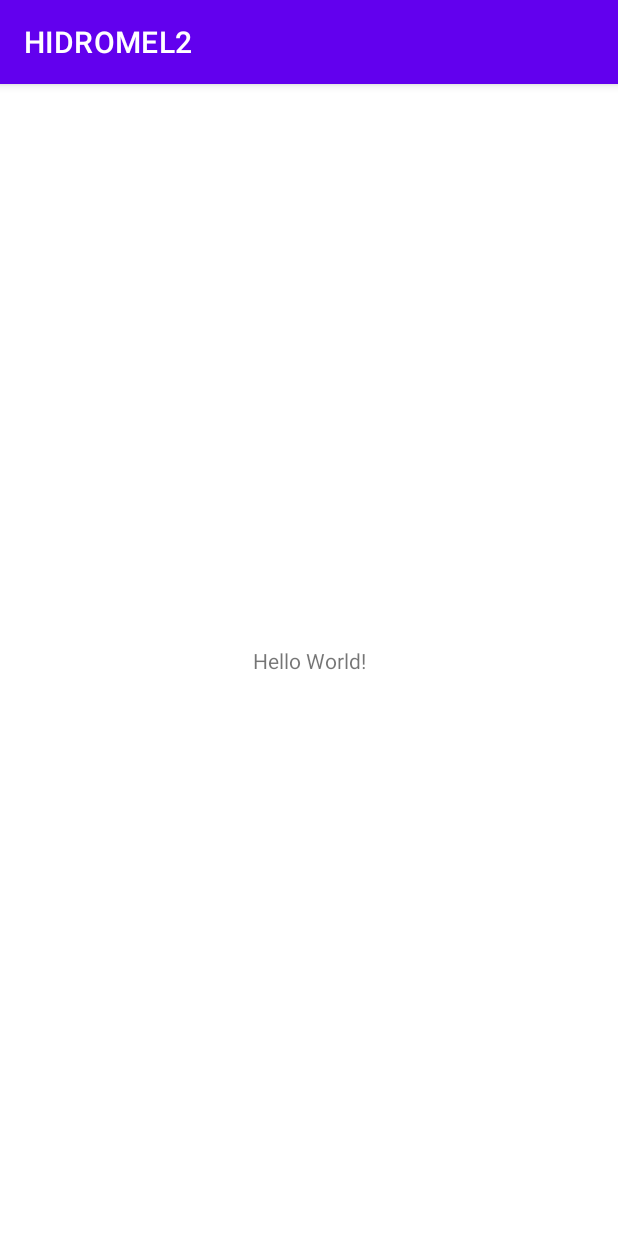
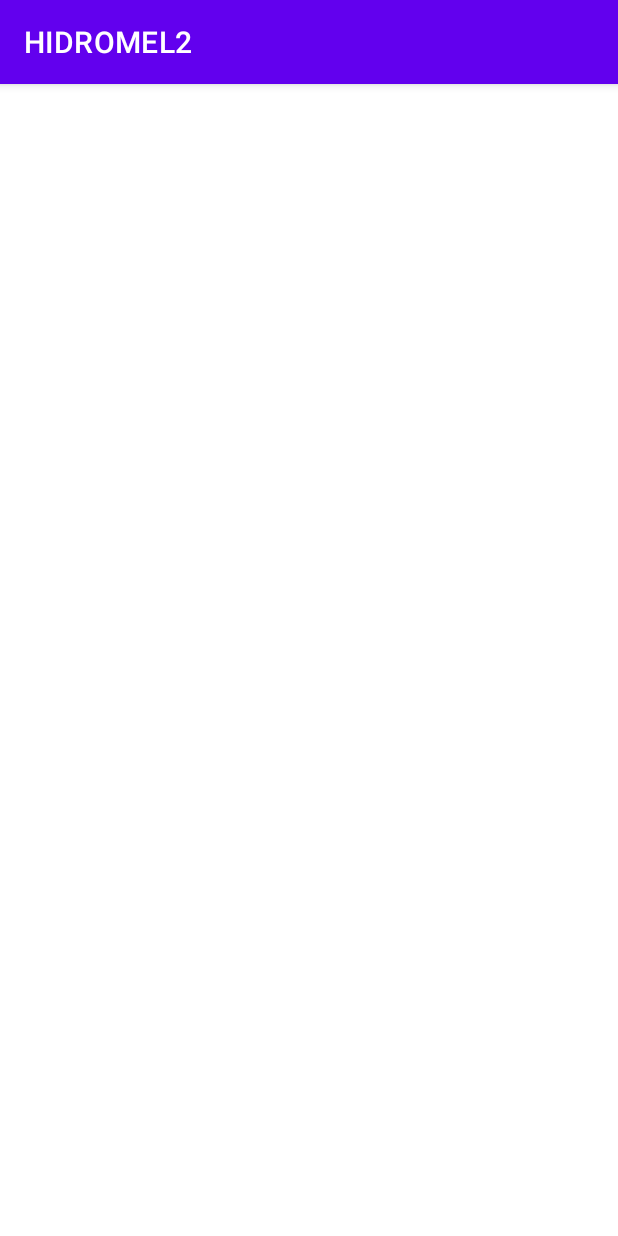
Before and after one commit to Edumarek123/Hidromel, an Android app: the screen it shows after launch (MainActivity), on a phone screen of 412 x 824 dp. Run offline under Robolectric (Android 15) with nearby library versions, the light colour scheme and no system bars.

Commit message:
2 commit

```diff
--- a/app/build.gradle
+++ b/app/build.gradle
@@ -25,6 +25,9 @@ android {
         sourceCompatibility JavaVersion.VERSION_1_8
         targetCompatibility JavaVersion.VERSION_1_8
     }
+    buildFeatures {
+        viewBinding true
+    }
 }
 
 dependencies {
@@ -32,6 +35,9 @@ dependencies {
     implementation 'androidx.appcompat:appcompat:1.5.0'
     implementation 'com.google.android.material:material:1.6.1'
     implementation 'androidx.constraintlayout:constraintlayout:2.1.4'
+    implementation 'androidx.annotation:annotation:1.2.0'
+    implementation 'androidx.lifecycle:lifecycle-livedata-ktx:2.5.1'
+    implementation 'androidx.lifecycle:lifecycle-viewmodel-ktx:2.5.1'
     testImplementation 'junit:junit:4.13.2'
     androidTestImplementation 'androidx.test.ext:junit:1.1.3'
     androidTestImplementation 'androidx.test.espresso:espresso-core:3.4.0'
--- a/app/src/main/res/layout/activity_main.xml
+++ b/app/src/main/res/layout/activity_main.xml
@@ -4,15 +4,6 @@
     xmlns:tools="http://schemas.android.com/tools"
     android:layout_width="match_parent"
     android:layout_height="match_parent"
-    tools:context=".MainActivity">
-
-    <TextView
-        android:layout_width="wrap_content"
-        android:layout_height="wrap_content"
-        android:text="Hello World!"
-        app:layout_constraintBottom_toBottomOf="parent"
-        app:layout_constraintEnd_toEndOf="parent"
-        app:layout_constraintStart_toStartOf="parent"
-        app:layout_constraintTop_toTopOf="parent" />
-
-</androidx.constraintlayout.widget.ConstraintLayout>
+    tools:context=".MainActivity"
+    tools:layout_editor_absoluteX="-3dp"
+    tools:layout_editor_absoluteY="76dp"/>
--- a/app/src/main/res/values-land/dimens.xml
+++ b/app/src/main/res/values-land/dimens.xml
@@ -1,3 +1,3 @@
 <resources>
-    <dimen name="activity_horizontal_margin">48dp</dimen>
+ <dimen name="activity_horizontal_margin">48dp</dimen>
 </resources>
--- a/app/src/main/res/values-w1240dp/dimens.xml
+++ b/app/src/main/res/values-w1240dp/dimens.xml
@@ -1,3 +1,3 @@
 <resources>
-    <dimen name="activity_horizontal_margin">200dp</dimen>
+ <dimen name="activity_horizontal_margin">200dp</dimen>
 </resources>
--- a/app/src/main/res/values-w600dp/dimens.xml
+++ b/app/src/main/res/values-w600dp/dimens.xml
@@ -1,3 +1,3 @@
 <resources>
-    <dimen name="activity_horizontal_margin">48dp</dimen>
+ <dimen name="activity_horizontal_margin">48dp</dimen>
 </resources>
--- a/app/src/main/res/values/dimens.xml
+++ b/app/src/main/res/values/dimens.xml
@@ -1,5 +1,5 @@
 <resources>
     <!-- Default screen margins, per the Android Design guidelines. -->
-    <dimen name="activity_horizontal_margin">16dp</dimen>
-    <dimen name="activity_vertical_margin">16dp</dimen>
+ <dimen name="activity_horizontal_margin">16dp</dimen>
+ <dimen name="activity_vertical_margin">16dp</dimen>
 </resources>
```
Also changed, not shown: app/src/main/AndroidManifest.xml (+7 -3 lines), app/src/main/res/values/strings.xml (+9 -0 lines), 1 other file.
